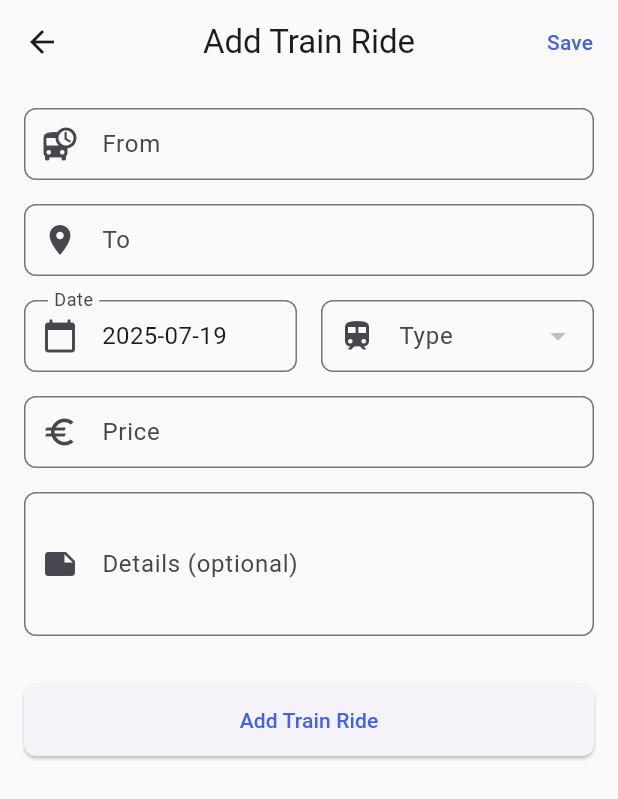
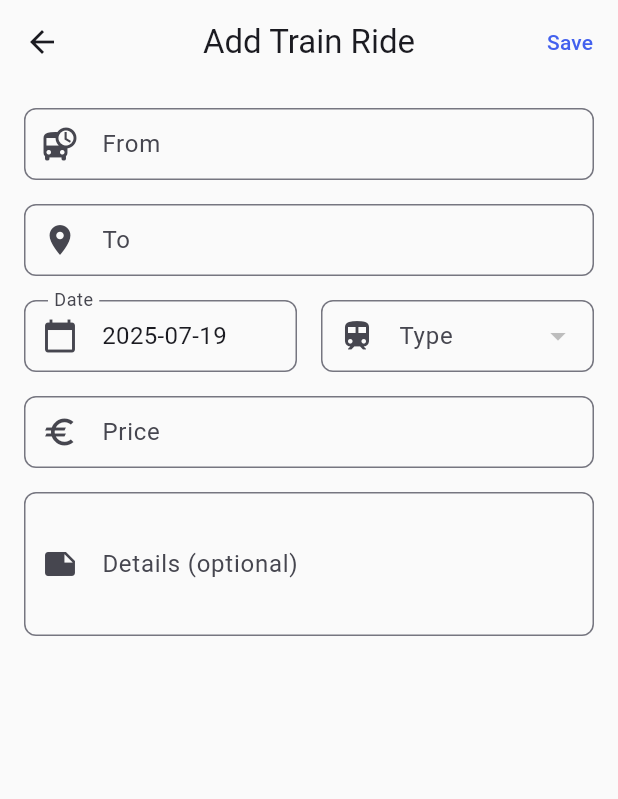
Before and after one commit to kolaente/trainrides, a Flutter app: the AddRideScreen screen opened directly, on a phone screen of 412 x 824 dp. Shown: the top 799 px of the screen. Run offline on Flutter 3.47's test engine with Material 3 defaults, Android fonts, the phone set to English and light mode, and no system bars; our stand-ins replace flutter_riverpod, riverpod_annotation, shared_preferences; accounts and stored records are empty; generated files the repository leaves out were written again.

Commit message:
fix: remove duplicate save button from Add Train Ride screen (#3)
Co-authored-by: copilot-swe-agent[bot] <198982749+Copilot@users.noreply.github.com>
Co-authored-by: kolaente <k@knt.li>

```diff
--- a/lib/presentation/screens/add_ride/add_ride_screen.dart
+++ b/lib/presentation/screens/add_ride/add_ride_screen.dart
@@ -269,31 +269,6 @@ class _AddRideScreenState extends ConsumerState<AddRideScreen> {
               ),
               maxLines: 3,
             ),
-            const SizedBox(height: 32),
-            ElevatedButton(
-              onPressed: _isLoading ? null : _saveRide,
-              style: ElevatedButton.styleFrom(
-                minimumSize: const Size(double.infinity, 48),
-              ),
-              child: _isLoading
-                  ? const Row(
-                      mainAxisAlignment: MainAxisAlignment.center,
-                      children: [
-                        SizedBox(
-                          width: 20,
-                          height: 20,
-                          child: CircularProgressIndicator(strokeWidth: 2),
-                        ),
-                        SizedBox(width: 12),
-                        Text('Saving...'),
-                      ],
-                    )
-                  : Text(
-                      widget.ride == null
-                          ? 'Add Train Ride'
-                          : 'Update Train Ride',
-                    ),
-            ),
           ],
         ),
       ),
```
